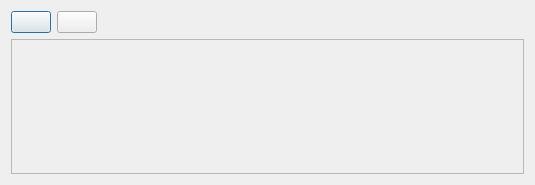
Old version of the form dialog.ui in the repository zahra-zarrabi/personnel_face_recognition.
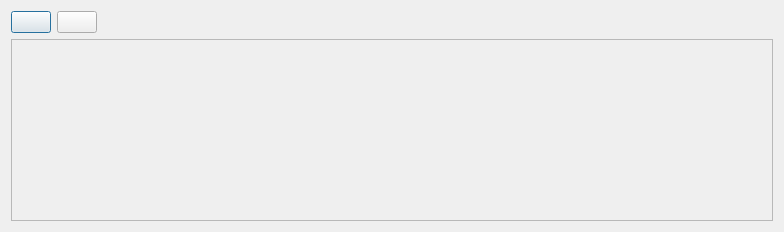
New version of the form. Icons and pictures are not drawn.

```diff
--- a/dialog.ui
+++ b/dialog.ui
@@ -6,8 +6,8 @@
    <rect>
     <x>0</x>
     <y>0</y>
-    <width>535</width>
-    <height>185</height>
+    <width>784</width>
+    <height>232</height>
    </rect>
   </property>
   <property name="sizePolicy">
@@ -73,8 +73,8 @@
        <rect>
         <x>0</x>
         <y>0</y>
-        <width>515</width>
-        <height>123</height>
+        <width>764</width>
+        <height>170</height>
        </rect>
       </property>
       <layout class="QGridLayout" name="gridLayout_2">
```
